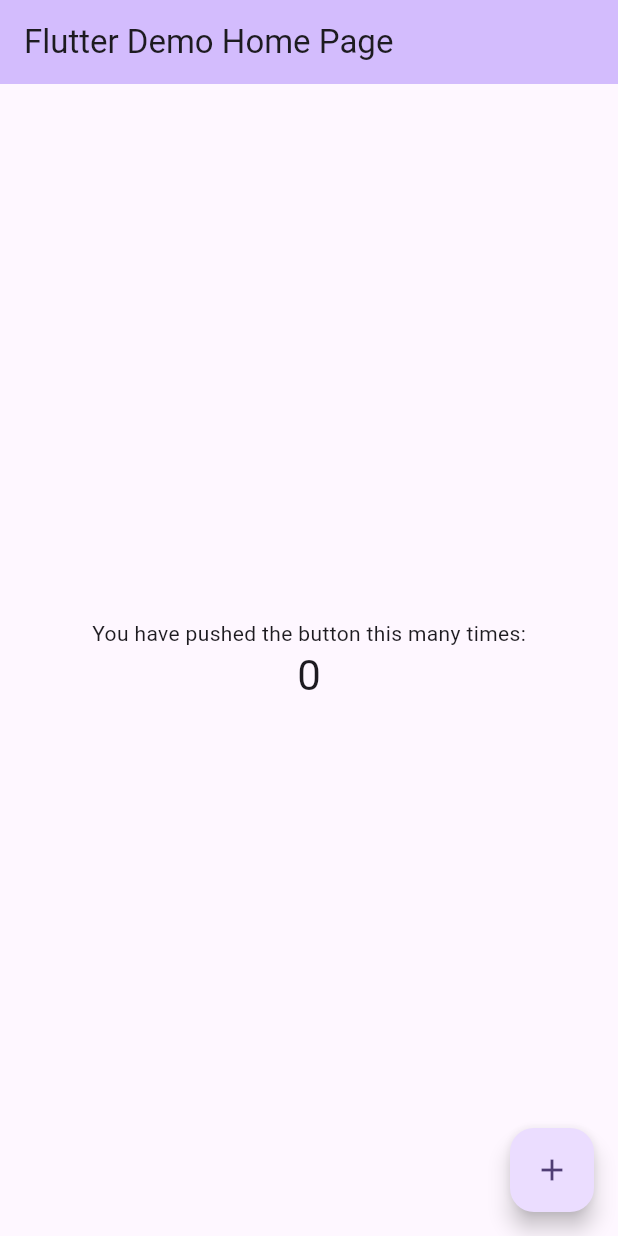
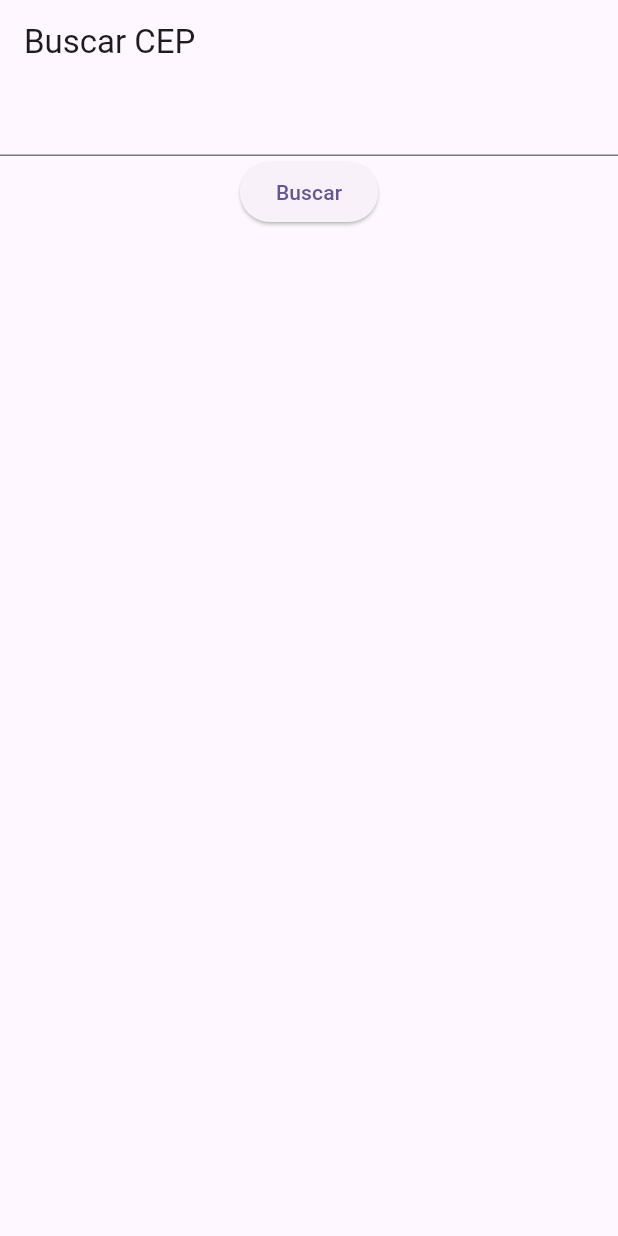
Before and after one commit to Kadu17/Flutter, a Flutter app: the screen it shows after launch, on a phone screen of 412 x 824 dp. Run offline on Flutter 3.47's test engine with Material 3 defaults, Android fonts, the phone set to English and light mode, and no system bars; our stand-ins replace dio.

```diff
--- /dev/null
+++ b/lib/Pages/home_page.dart
@@ -0,0 +1,90 @@
+
+import 'package:flutter/material.dart';
+import 'package:flutter_application_1/models/endereco_model.dart';
+import 'package:flutter_application_1/repositories/cep__repository_impl.dart';
+import 'package:flutter_application_1/repositories/cep_repository.dart';
+
+
+class HomePage extends StatefulWidget {
+
+  const HomePage({ super.key, required String title });
+
+  State<HomePage> createState () => _HomePageState();
+
+}
+
+class _HomePageState extends State<HomePage> {
+  final CepRepository cepRepository = CepRepositoryImpl();
+  EnderecoModel? enderecoModel;
+  bool loarding = false;
+
+  final formKey = GlobalKey<FormState>();
+  final cepEC = TextEditingController();
+
+  @override
+  void dispose() {
+    cepEC.dispose();
+    super.dispose();
+  }
+
+  @override
+  Widget build(BuildContext context) {
+    return Scaffold(
+      appBar: AppBar(title: const Text('Buscar CEP'),
+      ),
+      body: SingleChildScrollView(
+        child: Form(
+            key: formKey,
+            child: Column(
+            children: [
+              TextFormField(
+              controller: cepEC,
+              validator: (value) {
+                if (value == null || value.isEmpty) {
+                  return 'CEP obrigatorio';
+                }
+                return null;
+               },
+              ),
+              ElevatedButton(
+                onPressed: () async {
+                  final valid = formKey.currentState?.validate() ?? false;
+                  if(valid){
+                  try {
+                    setState(() {
+                      loarding = true;
+                    });
+                    final endereco = await cepRepository.getCep(cepEC.text);
+                    loarding = false;
+                    setState(() {
+                      enderecoModel = endereco;
+                    });
+                  } catch (e) {
+                    setState(() {
+                      loarding = false;
+                      enderecoModel = null;
+                    });
+                    ScaffoldMessenger.of(context).showSnackBar(
+                      const SnackBar(content: Text('Erro ao buscar endereço'))
+                    );
+                  }
+                }
+              },
+              child: const Text('Buscar')
+              ),
+              Visibility(
+                visible: loarding,
+                child: const CircularProgressIndicator(),
+              ),
+              Visibility(
+               visible: enderecoModel != null,
+               child:Text(
+                '${enderecoModel?.logradouro} ${enderecoModel?.complemento} ${enderecoModel?.cep}',
+              )),
+            ],
+          ),
+        ),
+      ),
+    );
+  }
+}
--- a/lib/main.dart
+++ b/lib/main.dart
@@ -1,4 +1,5 @@
 import 'package:flutter/material.dart';
+import 'package:flutter_application_1/Pages/home_page.dart';
 
 void main() {
   runApp(const MyApp());
@@ -31,95 +32,7 @@ class MyApp extends StatelessWidget {
         colorScheme: ColorScheme.fromSeed(seedColor: Colors.deepPurple),
         useMaterial3: true,
       ),
-      home: const MyHomePage(title: 'Flutter Demo Home Page'),
+      home: const HomePage(title: 'Flutter Demo Home Page'),
     );
   }
 }
-
-class MyHomePage extends StatefulWidget {
-  const MyHomePage({super.key, required this.title});
-
-  // This widget is the home page of your application. It is stateful, meaning
-  // that it has a State object (defined below) that contains fields that affect
-  // how it looks.
-
-  // This class is the configuration for the state. It holds the values (in this
-  // case the title) provided by the parent (in this case the App widget) and
-  // used by the build method of the State. Fields in a Widget subclass are
-  // always marked "final".
-
-  final String title;
-
-  @override
-  State<MyHomePage> createState() => _MyHomePageState();
-}
-
-class _MyHomePageState extends State<MyHomePage> {
-  int _counter = 0;
-
-  void _incrementCounter() {
-    setState(() {
-      // This call to setState tells the Flutter framework that something has
-      // changed in this State, which causes it to rerun the build method below
-      // so that the display can reflect the updated values. If we changed
-      // _counter without calling setState(), then the build method would not be
-      // called again, and so nothing would appear to happen.
-      _counter++;
-    });
-  }
-
-  @override
-  Widget build(BuildContext context) {
-    // This method is rerun every time setState is called, for instance as done
-    // by the _incrementCounter method above.
-    //
-    // The Flutter framework has been optimized to make rerunning build methods
-    // fast, so that you can just rebuild anything that needs updating rather
-    // than having to individually change instances of widgets.
-    return Scaffold(
-      appBar: AppBar(
-        // TRY THIS: Try changing the color here to a specific color (to
-        // Colors.amber, perhaps?) and trigger a hot reload to see the AppBar
-        // change color while the other colors stay the same.
-        backgroundColor: Theme.of(context).colorScheme.inversePrimary,
-        // Here we take the value from the MyHomePage object that was created by
-        // the App.build method, and use it to set our appbar title.
-        title: Text(widget.title),
-      ),
-      body: Center(
-        // Center is a layout widget. It takes a single child and positions it
-        // in the middle of the parent.
-        child: Column(
-          // Column is also a layout widget. It takes a list of children and
-          // arranges them vertically. By default, it sizes itself to fit its
-          // children horizontally, and tries to be as tall as its parent.
-          //
-          // Column has various properties to control how it sizes itself and
-          // how it positions its children. Here we use mainAxisAlignment to
-          // center the children vertically; the main axis here is the vertical
-          // axis because Columns are vertical (the cross axis would be
-          // horizontal).
-          //
-          // TRY THIS: Invoke "debug painting" (choose the "Toggle Debug Paint"
-          // action in the IDE, or press "p" in the console), to see the
-          // wireframe for each widget.
-          mainAxisAlignment: MainAxisAlignment.center,
-          children: <Widget>[
-            const Text(
-              'You have pushed the button this many times:',
-            ),
-            Text(
-              '$_counter',
-              style: Theme.of(context).textTheme.headlineMedium,
-            ),
-          ],
-        ),
-      ),
-      floatingActionButton: FloatingActionButton(
-        onPressed: _incrementCounter,
-        tooltip: 'Increment',
-        child: const Icon(Icons.add),
-      ), // This trailing comma makes auto-formatting nicer for build methods.
-    );
-  }
-}
--- a/lib/repositories/cep__repository_impl.dart
+++ b/lib/repositories/cep__repository_impl.dart
@@ -7,11 +7,13 @@ import 'package:flutter_application_1/models/endereco_model.dart';
 
 import './cep_repository.dart';
 
+import 'package:dio/dio.dart';
+
 class CepRepositoryImpl implements CepRepository{
   @override
   Future<EnderecoModel> getCep(String cep) async {
     try{
-      final result = await dio().get('https://viacep.com.br/ws/$cep/json/');
+      final result = await Dio().get('https://viacep.com.br/ws/$cep/json/');
       return EnderecoModel.fromMap(result.data);
     } on Error catch (e) {
       log('Erro ao buscar CEP', error: e);
@@ -19,8 +21,4 @@ class CepRepositoryImpl implements CepRepository{
     }
   }
 
-
 }
-
-dio() {
-}
```
